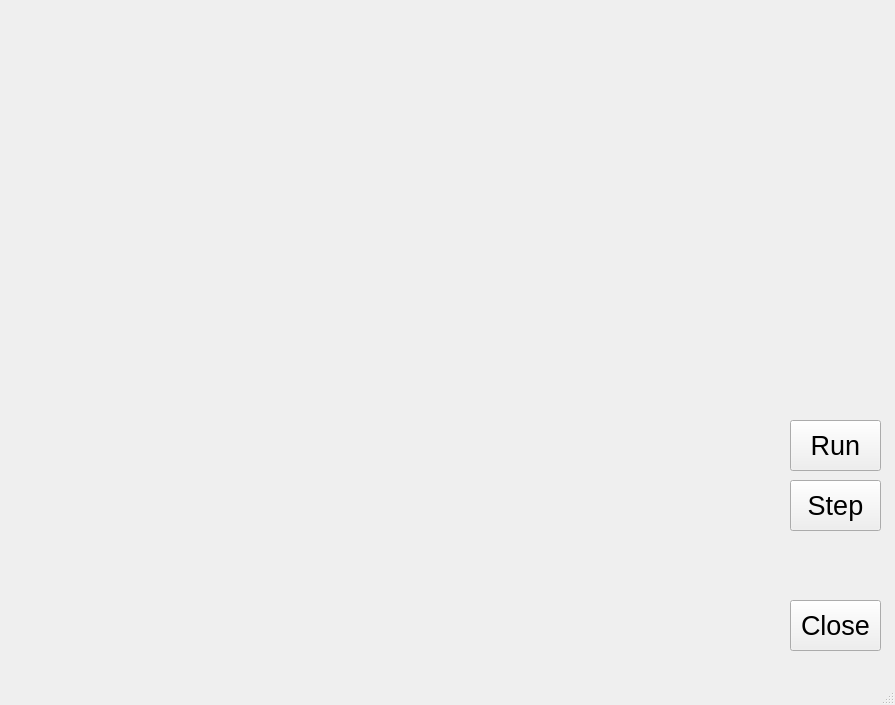
The window that runwindow.ui (CrescentonC/COMP2012H_19_Fall_Project) describes before a commit, drawn with Qt 5.
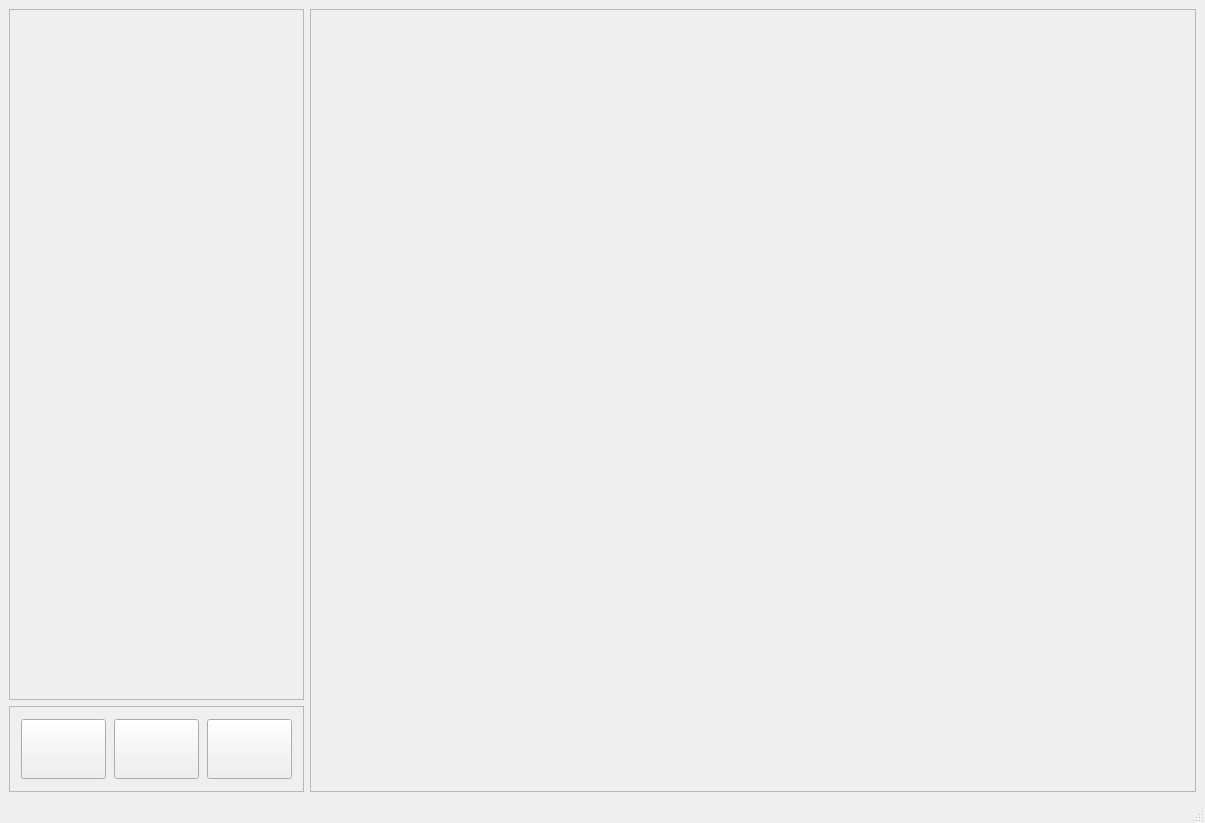
The same window after the commit. Icons and pictures are not drawn.

Commit message: prettier ui frame

```diff
--- a/runwindow.ui
+++ b/runwindow.ui
@@ -6,22 +6,84 @@
    <rect>
     <x>0</x>
     <y>0</y>
-    <width>895</width>
-    <height>705</height>
+    <width>1205</width>
+    <height>823</height>
    </rect>
   </property>
   <property name="windowTitle">
    <string>Run Result</string>
   </property>
   <widget class="QWidget" name="centralwidget">
+   <layout class="QGridLayout" name="gridLayout">
+    <item row="0" column="1" rowspan="2">
+     <widget class="QScrollArea" name="scrollArea">
+      <property name="sizePolicy">
+       <sizepolicy hsizetype="Expanding" vsizetype="Expanding">
+        <horstretch>24</horstretch>
+        <verstretch>0</verstretch>
+       </sizepolicy>
+      </property>
+      <property name="widgetResizable">
+       <bool>true</bool>
+      </property>
+      <widget class="QWidget" name="scrollAreaWidgetContents">
+       <property name="geometry">
+        <rect>
+         <x>0</x>
+         <y>0</y>
+         <width>884</width>
+         <height>758</height>
+        </rect>
+       </property>
+      </widget>
+     </widget>
+    </item>
+    <item row="1" column="0">
+     <widget class="QScrollArea" name="scrollArea_3">
+      <property name="sizePolicy">
+       <sizepolicy hsizetype="Expanding" vsizetype="Expanding">
+        <horstretch>8</horstretch>
+        <verstretch>3</verstretch>
+       </sizepolicy>
+      </property>
+      <property name="minimumSize">
+       <size>
+        <width>72</width>
+        <height>72</height>
+       </size>
+      </property>
+      <property name="widgetResizable">
+       <bool>true</bool>
+      </property>
+      <widget class="QWidget" name="scrollAreaWidgetContents_3">
+       <property name="geometry">
+        <rect>
+         <x>0</x>
+         <y>0</y>
+         <width>293</width>
+         <height>82</height>
+        </rect>
+       </property>
+       <property name="minimumSize">
+        <size>
+         <width>293</width>
+         <height>82</height>
+        </size>
+       </property>
+       <layout class="QHBoxLayout" name="horizontalLayout">
+        <item>
    <widget class="QPushButton" name="closeButton">
-    <property name="geometry">
-     <rect>
-      <x>790</x>
-      <y>600</y>
-      <width>91</width>
-      <height>51</height>
-     </rect>
+          <property name="sizePolicy">
+           <sizepolicy hsizetype="Fixed" vsizetype="Fixed">
+            <horstretch>0</horstretch>
+            <verstretch>0</verstretch>
+           </sizepolicy>
+          </property>
+          <property name="minimumSize">
+           <size>
+            <width>85</width>
+            <height>60</height>
+           </size>
     </property>
     <property name="font">
      <font>
@@ -30,17 +92,33 @@
      </font>
     </property>
     <property name="text">
-     <string>Close</string>
-    </property>
-   </widget>
+           <string/>
+          </property>
+          <property name="icon">
+           <iconset resource="images.qrc">
+            <normaloff>:/forButton/image/cross.png</normaloff>:/forButton/image/cross.png</iconset>
+          </property>
+          <property name="iconSize">
+           <size>
+            <width>36</width>
+            <height>36</height>
+           </size>
+          </property>
+         </widget>
+        </item>
+        <item>
    <widget class="QPushButton" name="stepButton">
-    <property name="geometry">
-     <rect>
-      <x>790</x>
-      <y>480</y>
-      <width>91</width>
-      <height>51</height>
-     </rect>
+          <property name="sizePolicy">
+           <sizepolicy hsizetype="Fixed" vsizetype="Fixed">
+            <horstretch>0</horstretch>
+            <verstretch>0</verstretch>
+           </sizepolicy>
+          </property>
+          <property name="minimumSize">
+           <size>
+            <width>85</width>
+            <height>60</height>
+           </size>
     </property>
     <property name="font">
      <font>
@@ -49,17 +127,33 @@
      </font>
     </property>
     <property name="text">
-     <string>Step</string>
-    </property>
-   </widget>
+           <string/>
+          </property>
+          <property name="icon">
+           <iconset resource="images.qrc">
+            <normaloff>:/forButton/image/step2.png</normaloff>:/forButton/image/step2.png</iconset>
+          </property>
+          <property name="iconSize">
+           <size>
+            <width>45</width>
+            <height>45</height>
+           </size>
+          </property>
+         </widget>
+        </item>
+        <item>
    <widget class="QPushButton" name="runButton">
-    <property name="geometry">
-     <rect>
-      <x>790</x>
-      <y>420</y>
-      <width>91</width>
-      <height>51</height>
-     </rect>
+          <property name="sizePolicy">
+           <sizepolicy hsizetype="Fixed" vsizetype="Fixed">
+            <horstretch>0</horstretch>
+            <verstretch>0</verstretch>
+           </sizepolicy>
+          </property>
+          <property name="minimumSize">
+           <size>
+            <width>85</width>
+            <height>60</height>
+           </size>
     </property>
     <property name="font">
      <font>
@@ -68,9 +162,48 @@
      </font>
     </property>
     <property name="text">
-     <string>Run</string>
-    </property>
-   </widget>
+           <string/>
+          </property>
+          <property name="icon">
+           <iconset resource="images.qrc">
+            <normaloff>:/forButton/image/run.png</normaloff>:/forButton/image/run.png</iconset>
+          </property>
+          <property name="iconSize">
+           <size>
+            <width>40</width>
+            <height>40</height>
+           </size>
+          </property>
+         </widget>
+        </item>
+       </layout>
+      </widget>
+     </widget>
+    </item>
+    <item row="0" column="0">
+     <widget class="QScrollArea" name="scrollArea_2">
+      <property name="sizePolicy">
+       <sizepolicy hsizetype="Expanding" vsizetype="Expanding">
+        <horstretch>8</horstretch>
+        <verstretch>24</verstretch>
+       </sizepolicy>
+      </property>
+      <property name="widgetResizable">
+       <bool>true</bool>
+      </property>
+      <widget class="QWidget" name="scrollAreaWidgetContents_2">
+       <property name="geometry">
+        <rect>
+         <x>0</x>
+         <y>0</y>
+         <width>293</width>
+         <height>668</height>
+        </rect>
+       </property>
+      </widget>
+     </widget>
+    </item>
+   </layout>
   </widget>
   <widget class="QMenuBar" name="menubar">
    <property name="geometry">
```
Left out of the diff: 6 changed lines with no effect on the pictures. Lines whose indentation alone changed are shown as unchanged. The commit also changes 7 other files.
